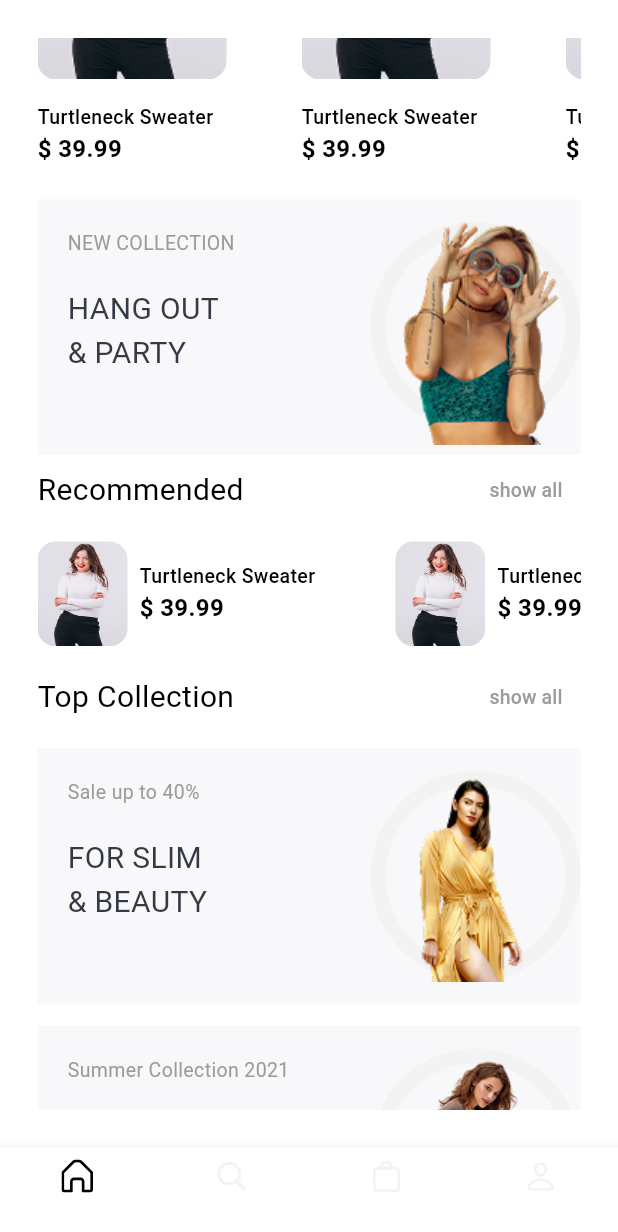
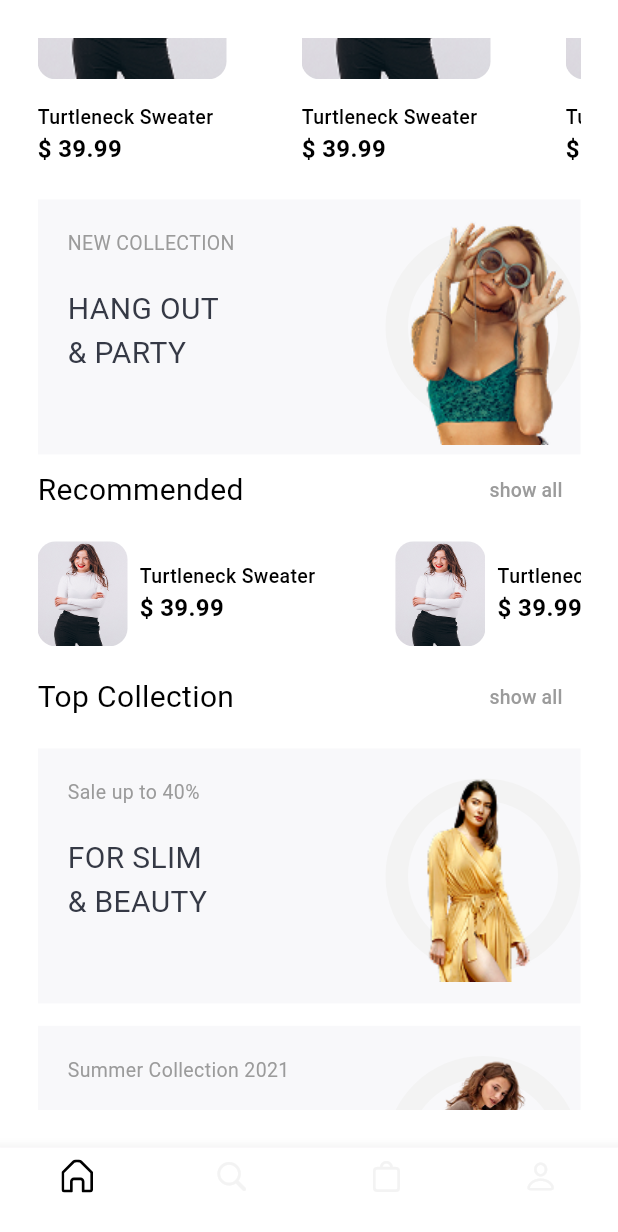
Before and after one commit to Reem-Ashraf/Monitor-Ship-Project, a Flutter app: the screen it shows after launch, scrolled down 576 dp, on a phone screen of 412 x 824 dp. Shown: the top 1232 px of the screen. Run offline on Flutter 3.47's test engine with Material 3 defaults, Android fonts, the phone set to English and light mode, and no system bars; our stand-ins replace bloc, flutter_svg; Roboto replaces fonts that are missing (ProductSans, ProductSansLight, ProductSansMedium).

Commit message:
change size circlavatare

```diff
--- a/lib/features/home/presentation/widgets/home_image_two.dart
+++ b/lib/features/home/presentation/widgets/home_image_two.dart
@@ -53,11 +53,11 @@ class HomeImage2 extends StatelessWidget {
               alignment: Alignment.center,
               children: [
                 CircleAvatar(
-                  radius: 70,
+                  radius: 65,
                   backgroundColor: AppColors.lightgray,
                 ),
                 CircleAvatar(
-                  radius: 60,
+                  radius: 50,
                   backgroundColor: AppColors.offwhite,
                 ),
                 Image.asset(image),
```
